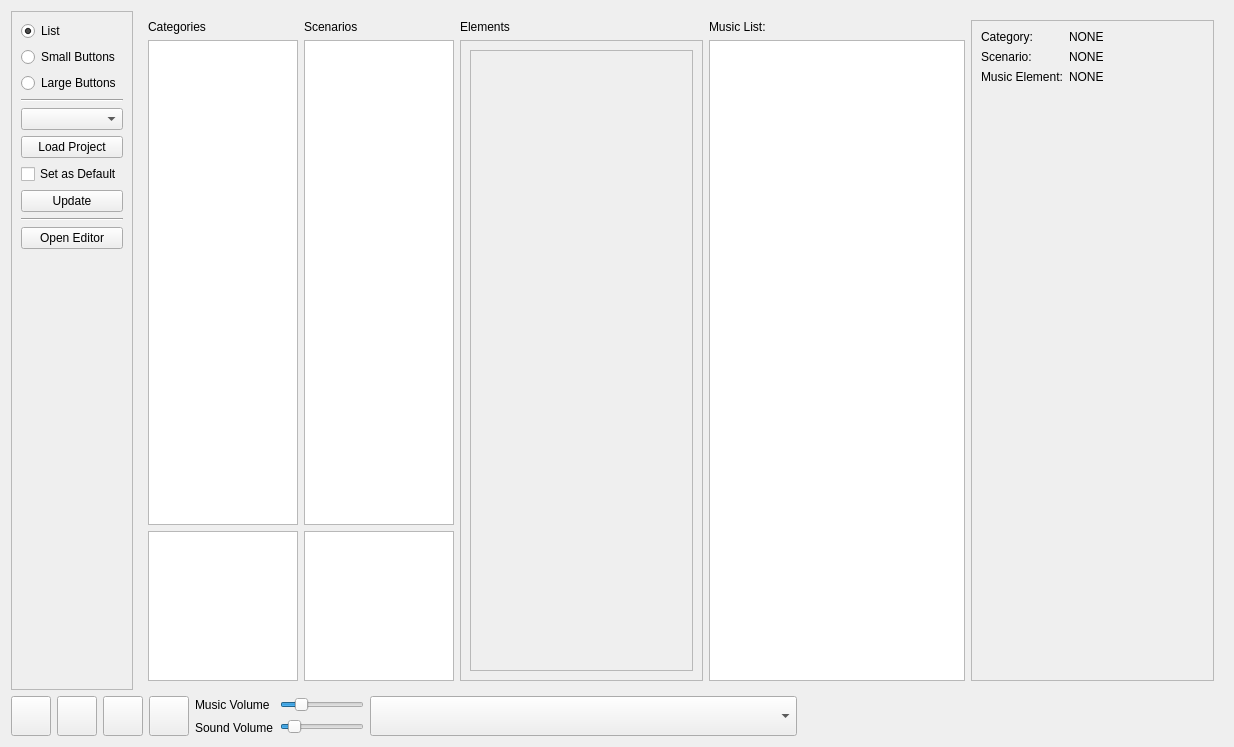
Above: tools/audiotool.ui from PhilInTheGaps/GM-Companion before the change. Below: the same form after it.
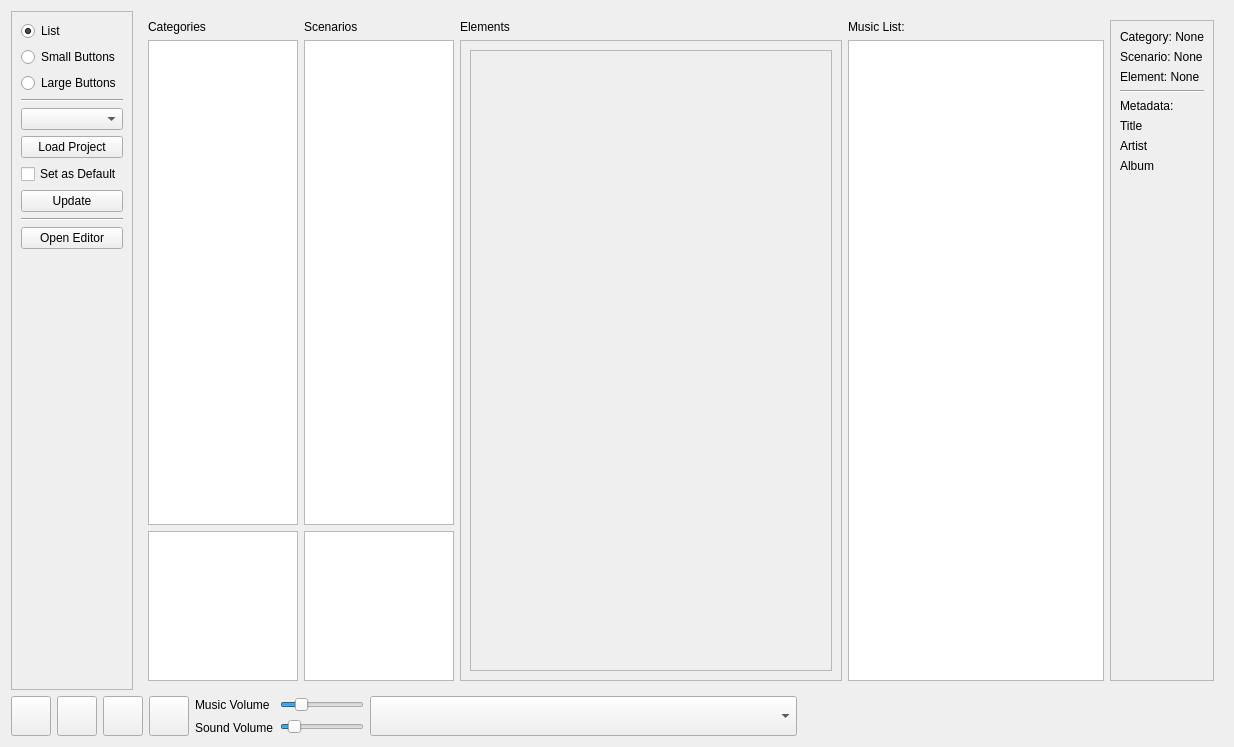
That is the form after the change. Icons and pictures are not drawn.

Commit message: Added some basic metadata information to audio tool

The edit to the form file:
```diff
--- a/tools/audiotool.ui
+++ b/tools/audiotool.ui
@@ -305,7 +305,7 @@
                  <rect>
                   <x>0</x>
                   <y>0</y>
-                  <width>241</width>
+                  <width>388</width>
                   <height>636</height>
                  </rect>
                 </property>
@@ -350,7 +350,7 @@
            <item>
             <widget class="QFrame" name="frame_metaData">
              <property name="sizePolicy">
-              <sizepolicy hsizetype="Expanding" vsizetype="Preferred">
+              <sizepolicy hsizetype="Maximum" vsizetype="Preferred">
                <horstretch>0</horstretch>
                <verstretch>0</verstretch>
               </sizepolicy>
@@ -367,49 +367,85 @@
              <property name="frameShadow">
               <enum>QFrame::Raised</enum>
              </property>
-             <layout class="QFormLayout" name="formLayout">
-              <item row="0" column="0">
-               <widget class="QLabel" name="label_5">
-                <property name="text">
-                 <string>Category:</string>
-                </property>
-               </widget>
-              </item>
-              <item row="0" column="1">
+             <layout class="QVBoxLayout" name="verticalLayout_13">
+              <item>
                <widget class="QLabel" name="label_category">
                 <property name="text">
-                 <string>NONE</string>
+                 <string>Category: None</string>
                 </property>
                </widget>
               </item>
-              <item row="1" column="0">
-               <widget class="QLabel" name="label_6">
-                <property name="text">
-                 <string>Scenario:</string>
-                </property>
-               </widget>
-              </item>
-              <item row="1" column="1">
+              <item>
                <widget class="QLabel" name="label_scenario">
                 <property name="text">
-                 <string>NONE</string>
+                 <string>Scenario: None</string>
                 </property>
                </widget>
               </item>
-              <item row="2" column="0">
-               <widget class="QLabel" name="label_7">
-                <property name="text">
-                 <string>Music Element:</string>
-                </property>
-               </widget>
-              </item>
-              <item row="2" column="1">
+              <item>
                <widget class="QLabel" name="label_element">
                 <property name="text">
-                 <string>NONE</string>
+                 <string>Element: None</string>
                 </property>
                </widget>
               </item>
+              <item>
+               <widget class="Line" name="line_3">
+                <property name="orientation">
+                 <enum>Qt::Horizontal</enum>
+                </property>
+               </widget>
+              </item>
+              <item>
+               <widget class="QLabel" name="label_5">
+                <property name="text">
+                 <string>Metadata:</string>
+                </property>
+               </widget>
+              </item>
+              <item>
+               <widget class="QLabel" name="label_title">
+                <property name="text">
+                 <string>Title</string>
+                </property>
+                <property name="wordWrap">
+                 <bool>true</bool>
+                </property>
+               </widget>
+              </item>
+              <item>
+               <widget class="QLabel" name="label_artist">
+                <property name="text">
+                 <string>Artist</string>
+                </property>
+                <property name="wordWrap">
+                 <bool>true</bool>
+                </property>
+               </widget>
+              </item>
+              <item>
+               <widget class="QLabel" name="label_album">
+                <property name="text">
+                 <string>Album</string>
+                </property>
+                <property name="wordWrap">
+                 <bool>true</bool>
+                </property>
+               </widget>
+              </item>
+              <item>
+               <spacer name="verticalSpacer_2">
+                <property name="orientation">
+                 <enum>Qt::Vertical</enum>
+                </property>
+                <property name="sizeHint" stdset="0">
+                 <size>
+                  <width>20</width>
+                  <height>40</height>
+                 </size>
+                </property>
+               </spacer>
+              </item>
              </layout>
             </widget>
            </item>
```
The commit also changes 2 other files.
